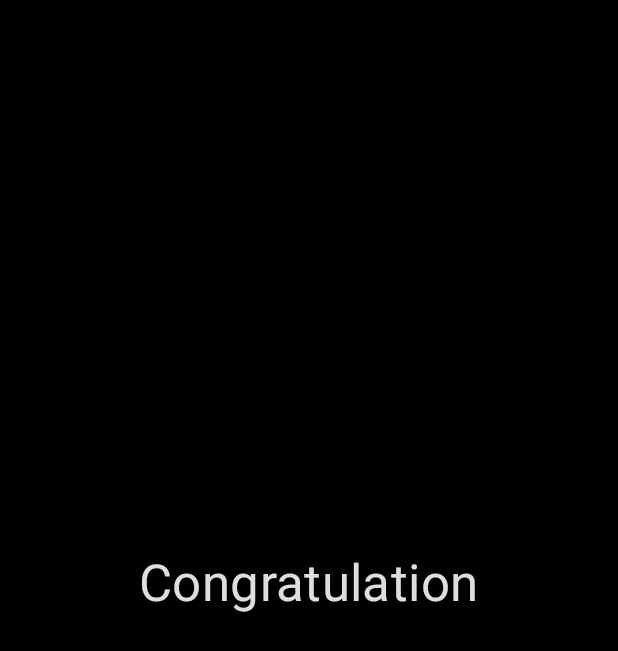
After one commit to Edmko/UNO-counter, an Android app built with Jetpack Compose: the composable EndGameScreen called with empty values, on a phone screen of 412 x 824 dp. The commit adds this screen. Shown: the top 651 px of the screen. Run offline under Robolectric (Android 15) with nearby library versions, the phone set to English and light mode, and no system bars; our stand-ins replace Dagger/Hilt's generated code.

Commit message:
add end of game

```diff
--- a/app/build.gradle.kts
+++ b/app/build.gradle.kts
@@ -4,7 +4,7 @@ plugins {
     id("com.android.application")
     kotlin("android")
     kotlin("kapt")
-    id ("dagger.hilt.android.plugin")
+    id("dagger.hilt.android.plugin")
 }
 
 android {
@@ -50,7 +50,7 @@ dependencies {
 
     implementation(LifecycleLibraries.viewModel)
     implementation(LifecycleLibraries.runtime)
-    implementation ("com.google.code.gson:gson:2.8.7")
+    implementation(gson)
     implementation(ComposeLibraries.accompanist)
     implementation(ComposeLibraries.ui)
     implementation(ComposeLibraries.uiTooling)
--- a/app/src/main/java/ua/edmko/unocounter/di/ApplicationModule.kt
+++ b/app/src/main/java/ua/edmko/unocounter/di/ApplicationModule.kt
@@ -1,5 +1,6 @@
 package ua.edmko.unocounter.di
 
+import com.google.gson.Gson
 import dagger.Module
 import dagger.Provides
 import dagger.hilt.InstallIn
@@ -14,4 +15,8 @@ class ApplicationModule {
     @Singleton
     @Provides
     fun provideNavigationManager() = NavigationManager()
+
+    @Singleton
+    @Provides
+    fun provideGson() = Gson()
 }
--- a/app/src/main/java/ua/edmko/unocounter/domain/entities/Round.kt
+++ b/app/src/main/java/ua/edmko/unocounter/domain/entities/Round.kt
@@ -7,6 +7,7 @@ import androidx.room.TypeConverters
 import com.google.gson.Gson
 import com.google.gson.reflect.TypeToken
 import java.util.*
+import javax.inject.Inject
 
 typealias Score = Int
 typealias PlayerId = Long
@@ -25,6 +26,7 @@ data class Round(
 }
 
 class RoundsConverter {
+
     @TypeConverter
     fun fromRounds(rounds: Map<PlayerId, Score>): String {
         return Gson().toJson(rounds)
--- /dev/null
+++ b/app/src/main/java/ua/edmko/unocounter/ui/endgane/EndGameScreen.kt
@@ -0,0 +1,36 @@
+package ua.edmko.unocounter.ui.components
+
+import androidx.compose.foundation.layout.Box
+import androidx.compose.foundation.layout.Column
+import androidx.compose.foundation.layout.fillMaxSize
+import androidx.compose.foundation.layout.padding
+import androidx.compose.material.MaterialTheme
+import androidx.compose.material.Surface
+import androidx.compose.material.Text
+import androidx.compose.runtime.Composable
+import androidx.compose.ui.Alignment
+import androidx.compose.ui.Modifier
+import androidx.compose.ui.graphics.Color
+import androidx.compose.ui.unit.dp
+import ua.edmko.unocounter.ui.endgane.EndGameViewModel
+import ua.edmko.unocounter.ui.theme.UNOcounterTheme
+
+@Composable
+fun EndGameScreen(viewModel: EndGameViewModel, playerName: String) {
+    UNOcounterTheme() {
+        Surface() {
+            Box(Modifier.fillMaxSize()) {
+                Column(Modifier.align(Alignment.Center)) {
+                    Text(text = "Congratulation", style = MaterialTheme.typography.h4)
+                    Text(
+                        text = playerName,
+                        Modifier.padding(top = 10.dp).align(Alignment.CenterHorizontally),
+                        style = MaterialTheme.typography.h4,
+                        color = Color.Red,
+                    )
+                }
+            }
+        }
+    }
+
+}
--- /dev/null
+++ b/app/src/main/java/ua/edmko/unocounter/ui/endgane/EndGameViewModel.kt
@@ -0,0 +1,20 @@
+package ua.edmko.unocounter.ui.endgane
+
+import androidx.lifecycle.ViewModel
+import androidx.lifecycle.viewModelScope
+import dagger.hilt.android.lifecycle.HiltViewModel
+import kotlinx.coroutines.delay
+import kotlinx.coroutines.launch
+import ua.edmko.unocounter.navigation.NavigationDirections
+import ua.edmko.unocounter.navigation.NavigationManager
+import javax.inject.Inject
+
+@HiltViewModel
+class EndGameViewModel @Inject constructor(navigationManager: NavigationManager): ViewModel() {
+    init {
+        viewModelScope.launch {
+            delay(3000L)
+            navigationManager.navigate(NavigationDirections.back )
+        }
+    }
+}
--- a/app/src/main/java/ua/edmko/unocounter/ui/game/GameEvent.kt
+++ b/app/src/main/java/ua/edmko/unocounter/ui/game/GameEvent.kt
@@ -9,3 +9,4 @@ class ConfirmEdition(val score: Int): GameEvent()
 object DismissDialog: GameEvent()
 object NavigateBack: GameEvent()
 object NextRound : GameEvent()
+class EndGame(val winnerName: String): GameEvent()
--- a/buildSrc/src/main/java/ua/edmko/buildsrc/Dependencies.kt
+++ b/buildSrc/src/main/java/ua/edmko/buildsrc/Dependencies.kt
@@ -34,6 +34,7 @@ object HiltDependencies {
     const val hiltNavigation = "androidx.hilt:hilt-navigation-compose:${Versions.hiltNavigation}"
 }
 
+const val gson = "com.google.code.gson:gson:2.8.7"
 
 object ComposeLibraries {
     object Versions {
```
Also changed, not shown: app/src/main/java/ua/edmko/unocounter/MainActivity.kt (+22 -4 lines), app/src/main/java/ua/edmko/unocounter/base/BaseViewModel.kt (+4 -3 lines), app/src/main/java/ua/edmko/unocounter/domain/entities/Game.kt (+24 -5 lines), app/src/main/java/ua/edmko/unocounter/navigation/NavigationDirections.kt (+30 -10 lines), app/src/main/java/ua/edmko/unocounter/ui/game/GameScreen.kt (+15 -13 lines), app/src/main/java/ua/edmko/unocounter/ui/game/GameViewModel.kt (+23 -2 lines).
